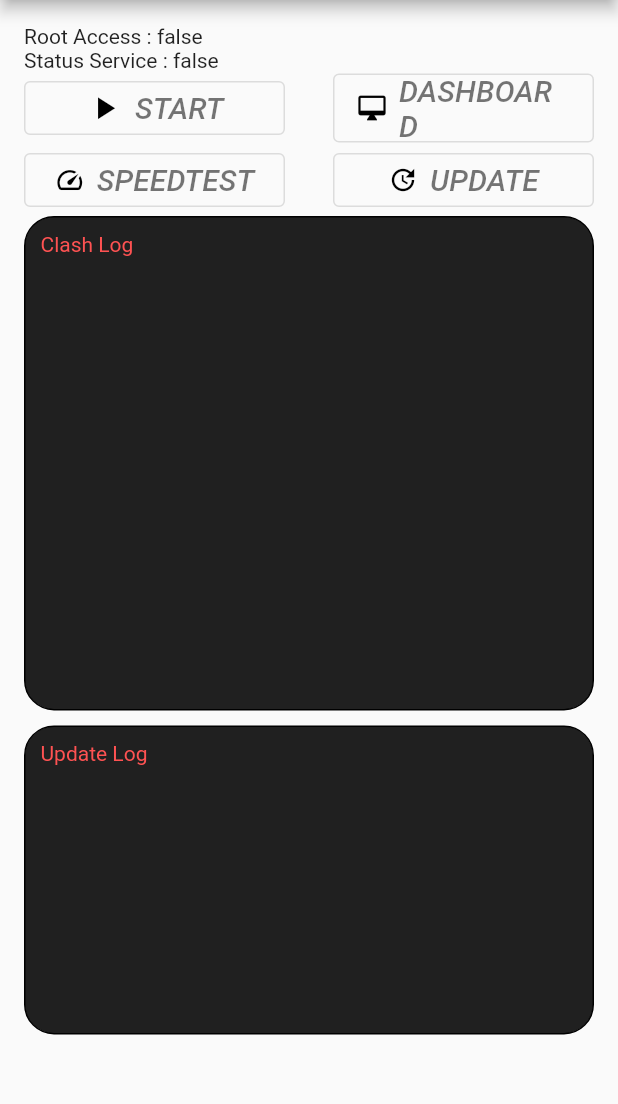
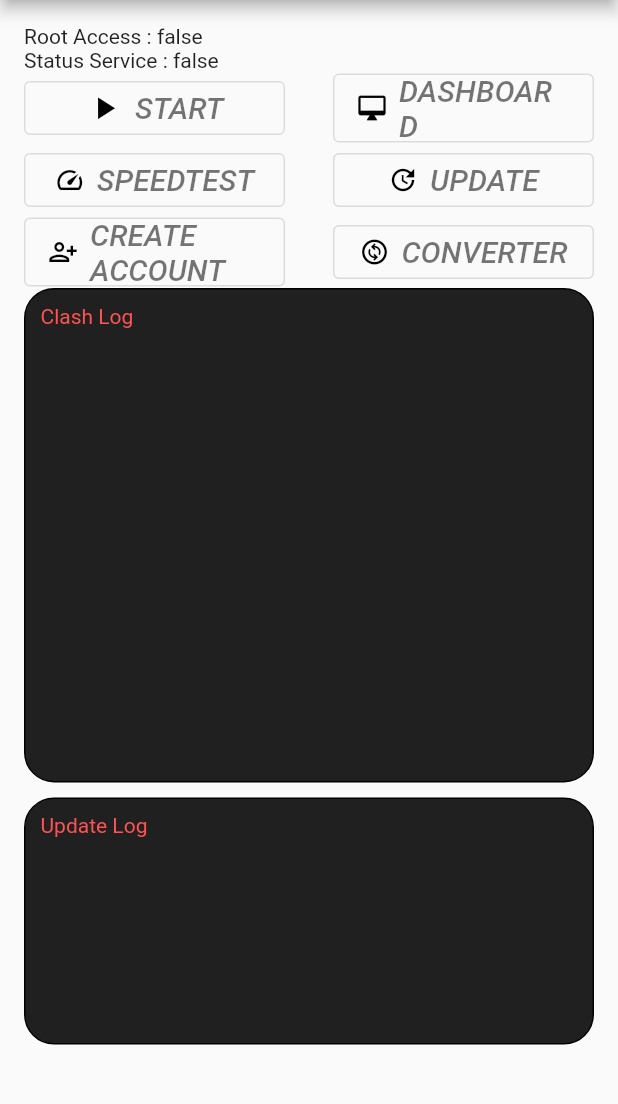
Before and after one commit to edoaurahman/box-for-magisk-manager, a Flutter app: the screen it shows after launch, on a phone screen of 412 x 824 dp, the part 84-1188 px from its top. Run offline on Flutter 3.47's test engine with Material 2 defaults, Android fonts, the phone set to English and light mode, and no system bars; our stand-ins replace webview_flutter; missing offline and left inert: process_run, root.

Commit message:
add converter

```diff
--- a/lib/main.dart
+++ b/lib/main.dart
@@ -1,5 +1,6 @@
 import 'dart:io';
 import 'dart:async';
+import 'package:box_for_magisk/src/decoder.dart';
 import 'package:flutter/material.dart';
 import 'package:root/root.dart';
 import './web_view.dart';
@@ -125,6 +126,13 @@ class _MyAppState extends State<MyApp> {
   }
 
   @override
+  void setState(fn) {
+    if (mounted) {
+      super.setState(fn);
+    }
+  }
+
+  @override
   Widget build(BuildContext context) {
     var width = MediaQuery.of(context).size.width;
     return Scaffold(
@@ -151,6 +159,8 @@ class _MyAppState extends State<MyApp> {
             Row(children: [
               Text('Status Service : $_runningStatus'),
             ]),
+
+            //Button
             Row(
               children: [
                 SizedBox(
@@ -231,6 +241,50 @@ class _MyAppState extends State<MyApp> {
             ),
             Row(
               children: [
+                SizedBox(
+                    width: width / 2 - 32,
+                    child: OutlinedButton.icon(
+                        onPressed: () {
+                          Navigator.push(
+                              context,
+                              MaterialPageRoute(
+                                  builder: (context) => const WebView(
+                                      'https://howdy.id', 'CREATE ACCOUNT')));
+                        },
+                        icon: const Icon(Icons.person_add_alt,
+                            size: 20, color: Colors.black),
+                        label: const Text(
+                          'CREATE ACCOUNT',
+                          style: TextStyle(
+                              fontSize: 20,
+                              fontStyle: FontStyle.italic,
+                              color: Colors.black54),
+                        ))),
+                const Spacer(),
+                SizedBox(
+                    width: width / 2 - 32,
+                    child: OutlinedButton.icon(
+                        onPressed: () {
+                          Navigator.push(
+                              context,
+                              MaterialPageRoute(
+                                  builder: (context) => const Convert()));
+                        },
+                        icon: const Icon(Icons.change_circle_outlined,
+                            size: 20, color: Colors.black),
+                        label: const Text(
+                          'CONVERTER',
+                          style: TextStyle(
+                              fontSize: 20,
+                              fontStyle: FontStyle.italic,
+                              color: Colors.black54),
+                        ))),
+              ],
+            ),
+
+            // Logs
+            Row(
+              children: [
                 Container(
                   // color: Colors.black,
                   height: MediaQuery.of(context).size.height / 2.5,
@@ -259,7 +313,7 @@ class _MyAppState extends State<MyApp> {
               children: [
                 Container(
                   margin: const EdgeInsets.fromLTRB(0, 10, 0, 0),
-                  height: MediaQuery.of(context).size.height / 4,
+                  height: MediaQuery.of(context).size.height / 5,
                   decoration: BoxDecoration(
                       border: Border.all(
                         color: const Color.fromARGB(255, 0, 0, 0),
@@ -280,7 +334,7 @@ class _MyAppState extends State<MyApp> {
                   ),
                 ),
               ],
-            )
+            ),
           ],
         ),
       ),
```
Also changed, not shown: lib/src/decoder.dart (added, +51 -0 lines), lib/web_view.dart (+7 -0 lines).
